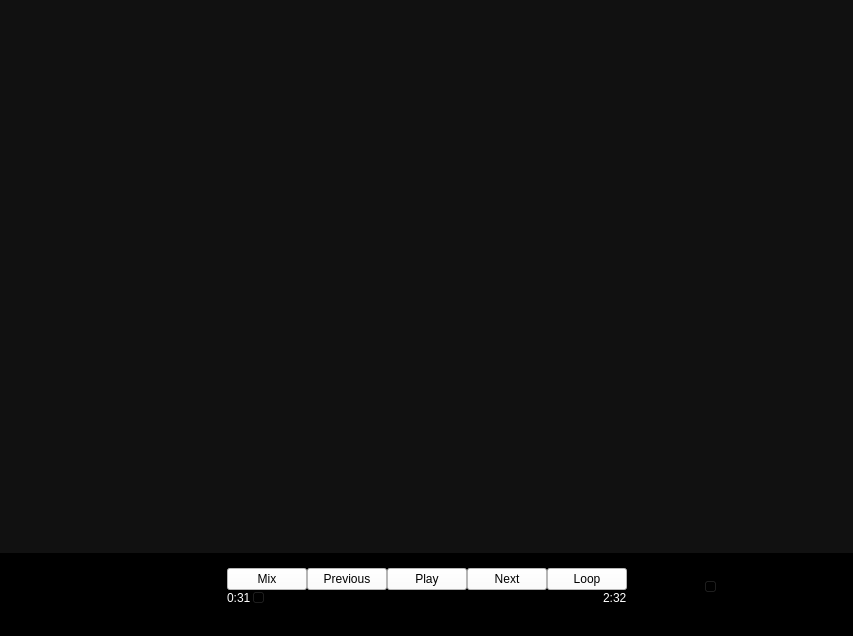
Before: the Qt Designer form Source/Widgets/MainWindow/mainwindow.ui in Stalker72742/MusicPlayer, drawn with Qt 5.
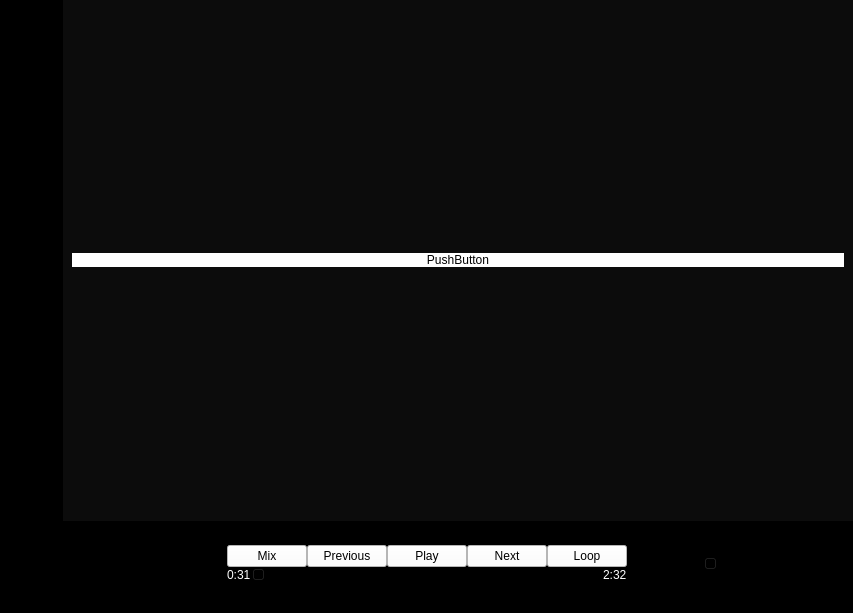
After: the same form once the commit is applied.

```diff
--- a/Source/Widgets/MainWindow/mainwindow.ui
+++ b/Source/Widgets/MainWindow/mainwindow.ui
@@ -7,7 +7,7 @@
     <x>0</x>
     <y>0</y>
     <width>853</width>
-    <height>636</height>
+    <height>613</height>
    </rect>
   </property>
   <property name="windowTitle">
@@ -36,8 +36,7 @@
     <item>
      <widget class="QWidget" name="MiddlePanel" native="true">
       <property name="styleSheet">
-       <string notr="true">background-color: rgb(17, 17, 17);
-border-color: rgb(255, 255, 255);
+       <string notr="true">border-color: rgb(255, 255, 255);
 border : 5px;</string>
       </property>
       <layout class="QHBoxLayout" name="horizontalLayout_2">
@@ -68,7 +67,7 @@
           </size>
          </property>
          <property name="styleSheet">
-          <string notr="true">background-color: rgba(255, 255, 255, 0);</string>
+          <string notr="true">background-color: rgba(12, 12, 12, 0);</string>
          </property>
          <layout class="QHBoxLayout" name="horizontalLayout">
           <property name="leftMargin">
@@ -86,13 +85,41 @@
          </layout>
         </widget>
        </item>
+       <item>
+        <spacer name="horizontalSpacer">
+         <property name="orientation">
+          <enum>Qt::Orientation::Horizontal</enum>
+         </property>
+         <property name="sizeType">
+          <enum>QSizePolicy::Policy::Fixed</enum>
+         </property>
+         <property name="sizeHint" stdset="0">
+          <size>
+           <width>7</width>
+           <height>20</height>
+          </size>
+         </property>
+        </spacer>
+       </item>
        <item>
         <layout class="QVBoxLayout" name="playlistLayout">
          <item>
           <widget class="QWidget" name="widget_2" native="true">
            <property name="styleSheet">
-            <string notr="true"/>
+            <string notr="true">background-color: rgb(12, 12, 12);</string>
            </property>
+           <layout class="QHBoxLayout" name="horizontalLayout_8">
+            <item>
+             <widget class="QPushButton" name="pushButton">
+              <property name="styleSheet">
+               <string notr="true">background-color: rgb(255, 255, 255);</string>
+              </property>
+              <property name="text">
+               <string>PushButton</string>
+              </property>
+             </widget>
+            </item>
+           </layout>
           </widget>
          </item>
         </layout>
```
